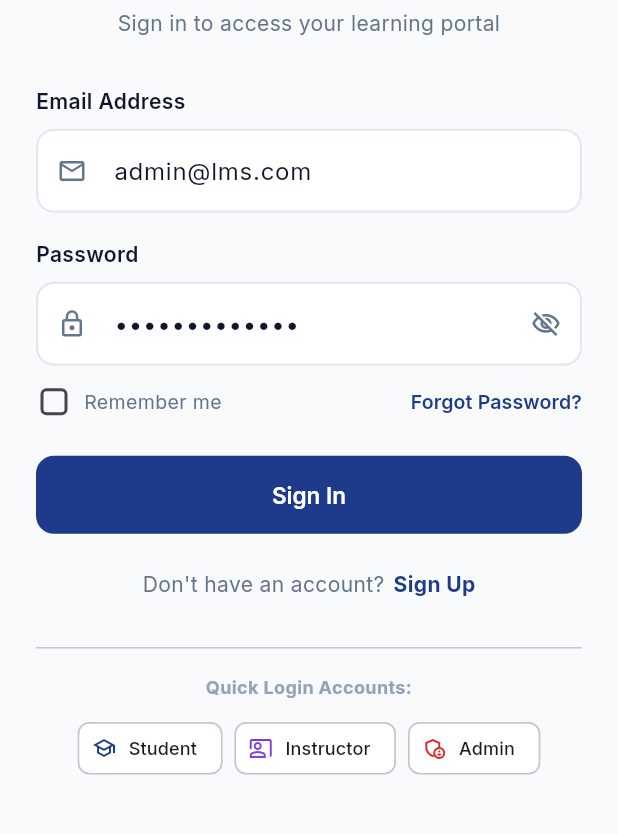
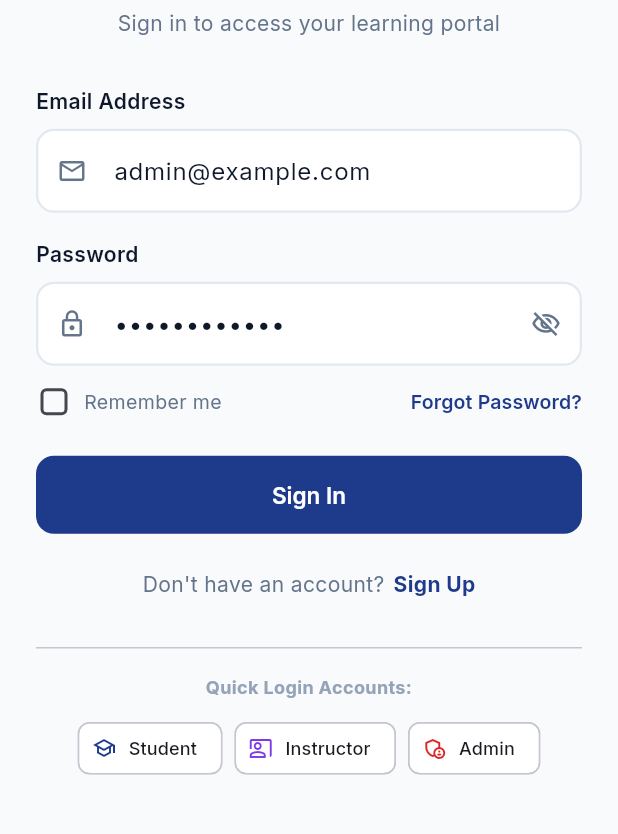
Before and after one commit to NilushaDilshan/flutter_lms, a Flutter app: the screen it shows after launch, after a tap on "Skip", after a tap on "Admin", on a phone screen of 412 x 824 dp, the part 328-1162 px from its top. Run offline on Flutter 3.47's test engine with Material 3 defaults, Android fonts, the phone set to English and light mode, and no system bars; our stand-ins replace dio, file_picker, flutter_secure_storage, google_fonts, image_picker; accounts and stored records are empty; network calls fail.

Commit message:
fix(auth): update Admin quick-login credentials to match backend database

```diff
--- a/lib/features/auth/screens/login_screen.dart
+++ b/lib/features/auth/screens/login_screen.dart
@@ -357,8 +357,8 @@ class _LoginScreenState extends State<LoginScreen> {
                           avatar: const Icon(Icons.admin_panel_settings_outlined, size: 16, color: AppColors.adminRole),
                           label: const Text('Admin', style: TextStyle(fontSize: 12)),
                           onPressed: () {
-                            _emailController.text = 'admin@lms.com';
-                            _passwordController.text = 'AdminPass123!';
+                            _emailController.text = 'admin@example.com';
+                            _passwordController.text = 'Password123!';
                           },
                         ),
                       ],
```
